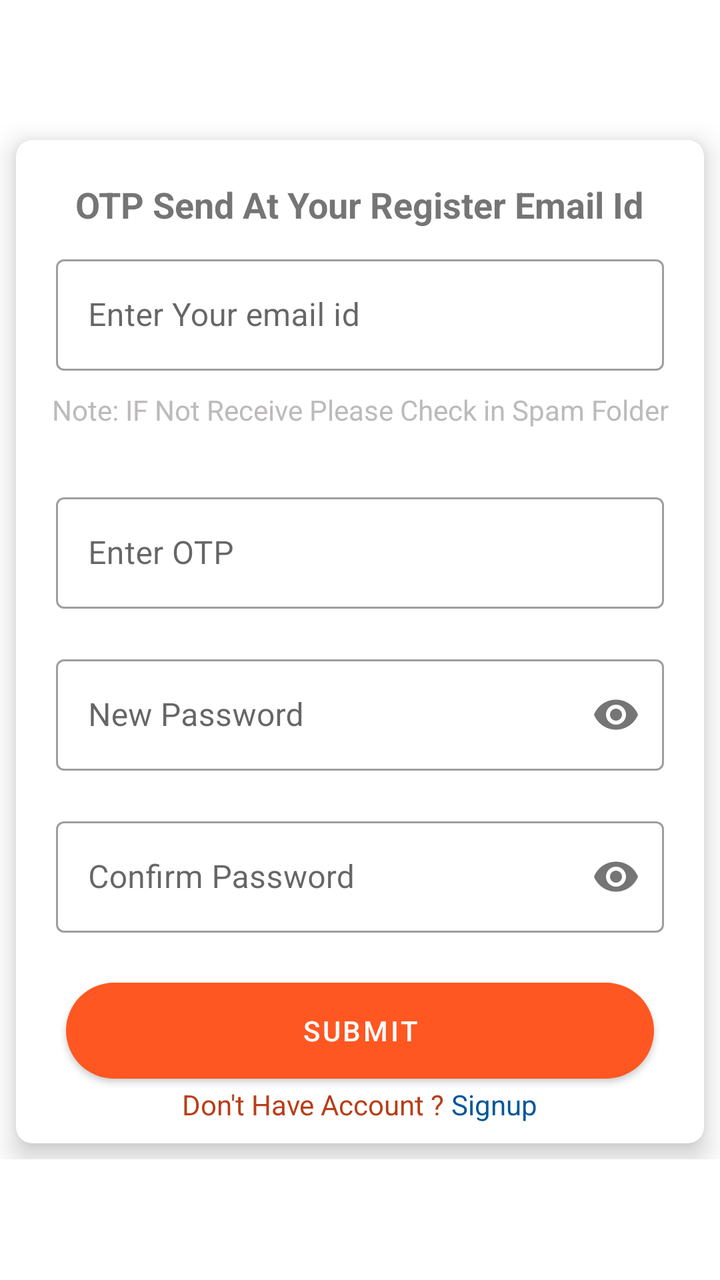
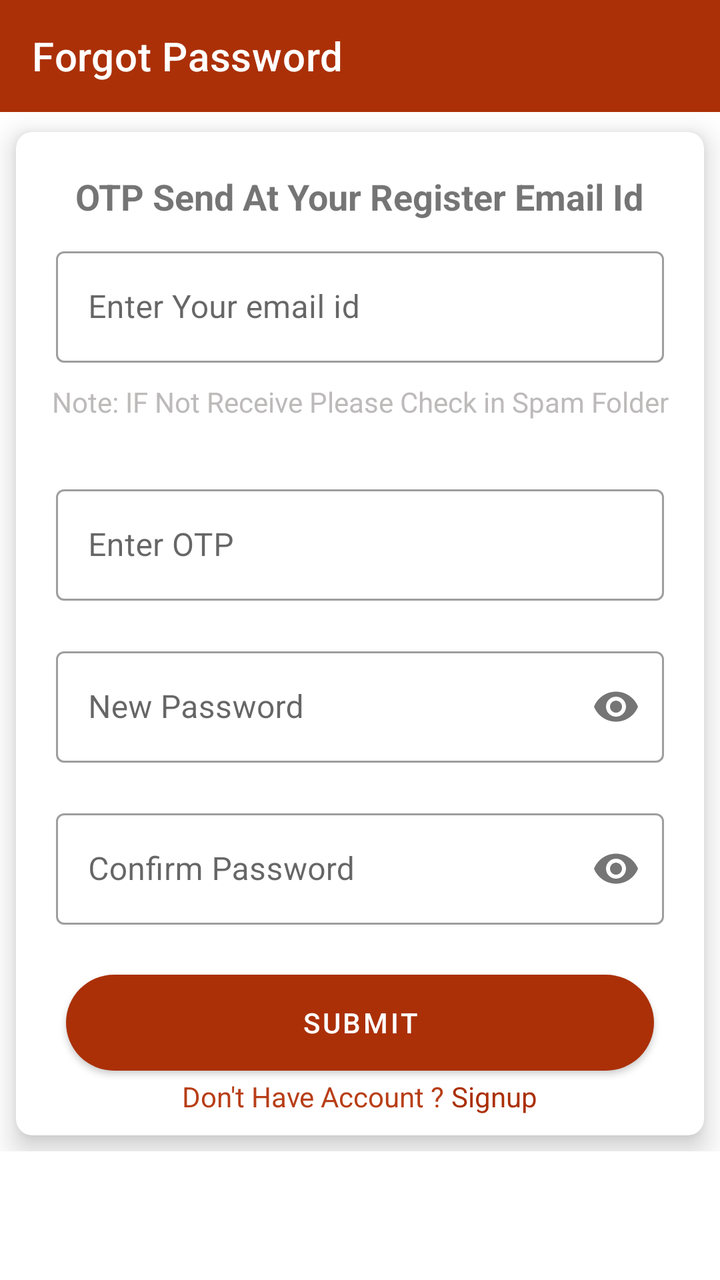

An Android layout rendered at two revisions. The XML below is the earlier revision; the diff shows what the commit changed to produce the second picture.
<!-- AndroidManifest.xml: application theme Theme.Arcltdstaff -->
<!-- res/layout/activity_forgot_password.xml -->
<?xml version="1.0" encoding="utf-8"?>
<LinearLayout xmlns:android="http://schemas.android.com/apk/res/android"
    xmlns:app="http://schemas.android.com/apk/res-auto"
    xmlns:tools="http://schemas.android.com/tools"
    android:layout_width="match_parent"
    android:layout_height="match_parent"
    android:layout_gravity="center"
    android:gravity="center"
    android:orientation="vertical"
    tools:context=".authentication.ForgotPassword">

    <ScrollView
        android:layout_width="match_parent"
        android:layout_height="match_parent">
        <LinearLayout
            android:orientation="vertical"
            android:layout_width="match_parent"
            android:layout_height="match_parent"
            android:layout_gravity="center">
        <androidx.cardview.widget.CardView
            android:id="@+id/cvBranchList"
            android:layout_width="match_parent"
            android:layout_height="wrap_content"
            android:layout_marginLeft="8dp"
            android:layout_marginTop="10dp"
            android:layout_marginRight="8dp"
            android:layout_marginBottom="8dp"
            app:cardCornerRadius="8dp"
            app:cardElevation="8dp">

        <LinearLayout
            android:layout_width="match_parent"
            android:layout_height="match_parent"
            android:layout_margin="10dp"
            android:weightSum="1"
            android:orientation="vertical">
            <TextView
                android:id="@+id/messageText"
                android:layout_marginTop="10dp"
                android:layout_gravity="center"
                android:layout_width="wrap_content"
                android:layout_height="wrap_content"
                android:textStyle="bold"
                android:textSize="18dp"
                android:text="OTP Send At Your Register Email Id"
                />
            <LinearLayout
                android:layout_width="match_parent"
                android:layout_height="wrap_content"
                android:weightSum="1"
                android:orientation="horizontal">

            <com.google.android.material.textfield.TextInputLayout
                android:layout_width="0dp"
                android:layout_height="wrap_content"
                android:layout_weight="1"
                android:layout_gravity="center"
                android:layout_marginTop="10dp"
                android:layout_marginEnd="10dp"
                android:layout_marginStart="10dp"
                android:layout_marginBottom="10dp"
                style="@style/Widget.MaterialComponents.TextInputLayout.OutlinedBox"
                android:gravity="center"
                android:hint="Enter Your email id"
                android:textColor="@android:color/black">
                <com.google.android.material.textfield.TextInputEditText
                    android:id="@+id/member_email"
                    android:layout_width="match_parent"
                    android:layout_height="match_parent"
                    android:maxLines="1"
                    android:inputType="textEmailAddress"/>
            </com.google.android.material.textfield.TextInputLayout>
                <Button
                    android:id="@+id/btnGetOtp"
                    android:layout_width="wrap_content"
                    android:layout_height="match_parent"
                    android:visibility="gone"
                    android:textColor="@color/white"
                    android:layout_marginTop="@dimen/_10sdp"
                    android:layout_marginBottom="@dimen/_10sdp"
                    android:textStyle="bold"
                    android:text="Get OTP"
                    android:layout_gravity="center"/>

            </LinearLayout>
            <TextView
                android:layout_width="match_parent"
                android:layout_height="wrap_content"
                android:textColor="@color/grey"
                android:text="Note: IF Not Receive Please Check in Spam Folder"
                android:textAlignment="center" />

            <TextView
                android:id="@+id/resendTime"
                android:layout_width="match_parent"
                android:layout_height="wrap_content"
                android:layout_marginTop="@dimen/_10sdp"
                android:text=""
                android:textAlignment="center" />

            <com.google.android.material.textfield.TextInputLayout
                android:layout_width="match_parent"
                android:layout_height="wrap_content"
                android:layout_gravity="center"
                android:layout_marginTop="10dp"
                android:layout_marginEnd="10dp"
                android:layout_marginStart="10dp"
                android:layout_marginBottom="10dp"
                style="@style/Widget.MaterialComponents.TextInputLayout.OutlinedBox"
                android:gravity="center"
                android:hint="Enter OTP"
                android:textColor="@android:color/black">
                <com.google.android.material.textfield.TextInputEditText
                    android:id="@+id/etOtp"
                    android:layout_width="match_parent"
                    android:layout_height="match_parent"
                    android:maxLines="1"
                    android:autofillHints="password"
                    android:inputType="textPassword"/>
            </com.google.android.material.textfield.TextInputLayout>

            <com.google.android.material.textfield.TextInputLayout
                android:layout_width="match_parent"
                android:layout_height="wrap_content"
                android:layout_gravity="center"
                android:layout_marginTop="10dp"
                android:layout_marginEnd="10dp"
                android:layout_marginStart="10dp"
                android:layout_marginBottom="10dp"
                style="@style/Widget.MaterialComponents.TextInputLayout.OutlinedBox"
                android:gravity="center"
                android:hint="New Password"
                app:passwordToggleEnabled="true"
                android:textColor="@android:color/black">
                <com.google.android.material.textfield.TextInputEditText
                    android:id="@+id/newpassword"
                    android:layout_width="match_parent"
                    android:layout_height="match_parent"
                    android:maxLines="1"
                    android:autofillHints="password"
                    android:inputType="textPassword"/>
            </com.google.android.material.textfield.TextInputLayout>

            <com.google.android.material.textfield.TextInputLayout
                android:layout_width="match_parent"
                android:layout_height="wrap_content"
                android:layout_gravity="center"
                android:layout_marginTop="10dp"
                android:layout_marginEnd="10dp"
                android:layout_marginStart="10dp"
                android:layout_marginBottom="10dp"
                style="@style/Widget.MaterialComponents.TextInputLayout.OutlinedBox"
                android:gravity="center"
                android:hint="Confirm Password"
                app:passwordToggleEnabled="true"
                android:textColor="@android:color/black">
                <com.google.android.material.textfield.TextInputEditText
                    android:id="@+id/conformpassword"
                    android:layout_width="match_parent"
                    android:layout_height="match_parent"
                    android:maxLines="1"
                    android:autofillHints="password"
                    android:inputType="textPassword"/>
            </com.google.android.material.textfield.TextInputLayout>




            <Button
                android:id="@+id/submit_password"
                android:textColor="#fff"
                android:text="SUBMIT"
                android:background="@drawable/refer_earn_button"
                android:layout_margin="15dp"
                android:layout_width="match_parent"
                android:layout_height="wrap_content" />

            <LinearLayout
                android:layout_width="match_parent"
                android:layout_height="wrap_content"
                android:gravity="center"
                android:layout_marginTop="-12dp"
                android:orientation="horizontal">

                <TextView
                    android:textColor="@color/primaryTextColor"
                    android:layout_width="wrap_content"
                    android:layout_height="wrap_content"
                    android:text="Don't Have Account ? " />

                <TextView
                    android:textColor="@color/colorPrimary"
                    android:layout_width="wrap_content"
                    android:layout_height="wrap_content"
                    android:id="@+id/resetpass"
                    android:text="Signup" />

            </LinearLayout>
        </LinearLayout>
        </androidx.cardview.widget.CardView>
        </LinearLayout>
    </ScrollView>


</LinearLayout>
<!-- resources referenced by this layout -->
<resources>
  <color name="colorPrimary">#FF01579B</color>
  <color name="grey">#BDBABA</color>
  <color name="primaryTextColor">#B83E17</color>
  <color name="white">#FFFFFFFF</color>
  <!-- drawable refer_earn_button (drawable) -->
  <?xml version="1.0" encoding="utf-8"?>
  <shape xmlns:android="http://schemas.android.com/apk/res/android" android:shape="rectangle" >
      <corners
          android:radius="26dp"
          />
      <gradient
          android:angle="0"
          android:centerX="0%"
          android:centerColor="#F44336"
          android:startColor="#FF9800"
          android:endColor="#FF5722"
          android:type="linear"
          />
      <padding
          android:left="0dp"
          android:top="0dp"
          android:right="0dp"
          android:bottom="0dp"
          />
      <size
          android:width="182dp"
          android:height="40dp"
          />
  </shape>
  <style name="Theme.Arcltdstaff" parent="Theme.MaterialComponents.Light.DarkActionBar">
          
          <item name="colorPrimary">@color/purple_500</item>
          <item name="colorPrimaryVariant">@color/purple_700</item>
          <item name="colorOnPrimary">@color/white</item>
          
          <item name="colorSecondary">@color/teal_200</item>
          <item name="colorSecondaryVariant">@color/teal_700</item>
          <item name="colorOnSecondary">@color/black</item>
          <item name="android:dropDownListViewStyle">@style/MySpinner</item>
          
          <item name="android:statusBarColor" tools:targetApi="l">?attr/colorPrimaryVariant</item>
          
      </style>
  <color name="purple_500">#FF5722</color>
  <color name="purple_700">#B83E17</color>
  <color name="teal_200">#FF03DAC5</color>
  <color name="teal_700">#FF018786</color>
  <color name="black">#FF000000</color>
  <style name="MySpinner" parent="Theme.AppCompat.Light.DarkActionBar">
          <item name="android:dividerHeight">2dp</item>
          <item name="android:divider">#000</item>
      </style>
</resources>

<!-- the commit's change to res/layout/activity_forgot_password.xml (unified diff, before → after) -->
@@ -4,10 +4,23 @@
     xmlns:tools="http://schemas.android.com/tools"
     android:layout_width="match_parent"
     android:layout_height="match_parent"
-    android:layout_gravity="center"
-    android:gravity="center"
     android:orientation="vertical"
+    android:fitsSystemWindows="true"
     tools:context=".authentication.ForgotPassword">
+
+    <com.google.android.material.appbar.AppBarLayout
+        android:layout_width="match_parent"
+        android:layout_height="wrap_content">
+
+        <androidx.appcompat.widget.Toolbar
+            android:id="@+id/toolbar"
+            android:layout_width="match_parent"
+            android:layout_height="?attr/actionBarSize"
+            android:background="?attr/colorPrimary"
+            app:title="Forgot Password"
+            app:titleTextColor="@color/white" />
+
+    </com.google.android.material.appbar.AppBarLayout>
 
     <ScrollView
         android:layout_width="match_parent"
@@ -15,8 +28,7 @@
         <LinearLayout
             android:orientation="vertical"
             android:layout_width="match_parent"
-            android:layout_height="match_parent"
-            android:layout_gravity="center">
+            android:layout_height="wrap_content">
         <androidx.cardview.widget.CardView
             android:id="@+id/cvBranchList"
             android:layout_width="match_parent"
@@ -30,9 +42,8 @@
 
         <LinearLayout
             android:layout_width="match_parent"
-            android:layout_height="match_parent"
+            android:layout_height="wrap_content"
             android:layout_margin="10dp"
-            android:weightSum="1"
             android:orientation="vertical">
             <TextView
                 android:id="@+id/messageText"
@@ -41,13 +52,12 @@
                 android:layout_width="wrap_content"
                 android:layout_height="wrap_content"
                 android:textStyle="bold"
-                android:textSize="18dp"
+                android:textSize="18sp"
                 android:text="OTP Send At Your Register Email Id"
                 />
             <LinearLayout
                 android:layout_width="match_parent"
                 android:layout_height="wrap_content"
-                android:weightSum="1"
                 android:orientation="horizontal">
 
             <com.google.android.material.textfield.TextInputLayout
<!-- resource entries referenced after the edit -->
@@ -1,6 +1,6 @@
 <!-- resources referenced by this layout -->
 <resources>
-  <color name="colorPrimary">#FF01579B</color>
+  <color name="colorPrimary">#AB3007</color>
   <color name="grey">#BDBABA</color>
   <color name="primaryTextColor">#B83E17</color>
   <color name="white">#FFFFFFFF</color>
@@ -29,10 +29,10 @@
           android:height="40dp"
           />
   </shape>
-  <style name="Theme.Arcltdstaff" parent="Theme.MaterialComponents.Light.DarkActionBar">
+  <style name="Theme.Arcltdstaff" parent="Theme.MaterialComponents.DayNight.NoActionBar">
           
-          <item name="colorPrimary">@color/purple_500</item>
-          <item name="colorPrimaryVariant">@color/purple_700</item>
+          <item name="colorPrimary">@color/colorPrimary</item>
+          <item name="colorPrimaryVariant">@color/colorPrimaryDark</item>
           <item name="colorOnPrimary">@color/white</item>
           
           <item name="colorSecondary">@color/teal_200</item>
@@ -40,11 +40,10 @@
           <item name="colorOnSecondary">@color/black</item>
           <item name="android:dropDownListViewStyle">@style/MySpinner</item>
           
-          <item name="android:statusBarColor" tools:targetApi="l">?attr/colorPrimaryVariant</item>
+          <item name="android:statusBarColor">@color/colorPrimaryDark</item>
           
       </style>
-  <color name="purple_500">#FF5722</color>
-  <color name="purple_700">#B83E17</color>
+  <color name="colorPrimaryDark">#FF5722</color>
   <color name="teal_200">#FF03DAC5</color>
   <color name="teal_700">#FF018786</color>
   <color name="black">#FF000000</color>
